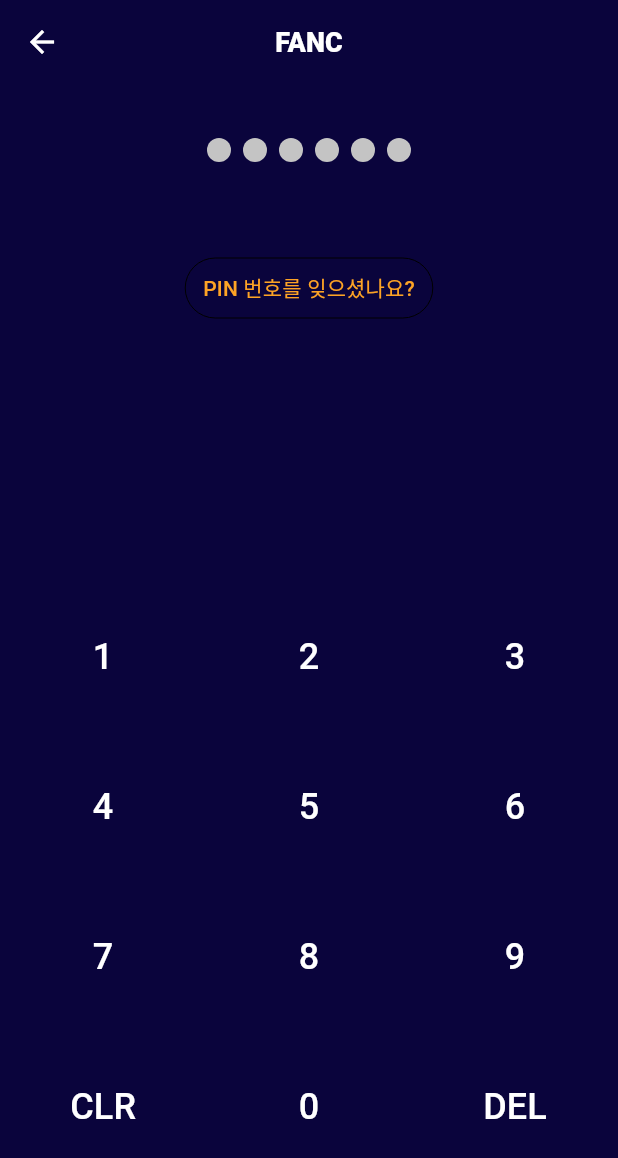
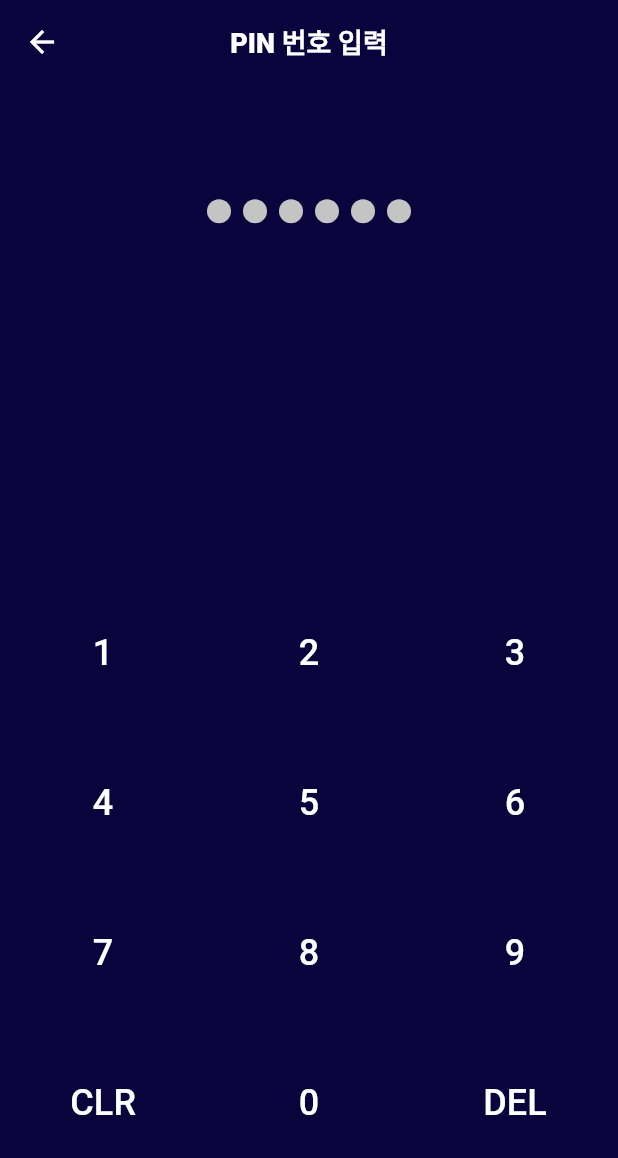
Before and after one commit to sk0x0y/fancplace-wallet_app, a Flutter app: the PinCodeAuthenticationModal widget shown alone on an empty page, opened directly, on a phone screen of 412 x 824 dp. Shown: the top 1158 px of the screen. Run offline on Flutter 3.47's test engine with Material 3 defaults, Android fonts, the phone set to English and light mode, and no system bars; drawn by our look-alikes of pinput; our stand-ins replace carousel_slider, dotted_line, flutter_native_splash, flutter_svg, get_it, go_router and 3 more; missing offline and left inert: mobile_scanner; Roboto replaces fonts that are missing (Pretendard).

Commit message:
improve: [WALLET-306] Modal 사용성 개선

```diff
--- a/lib/components/modal/pin_code_authentication_modal.dart
+++ b/lib/components/modal/pin_code_authentication_modal.dart
@@ -1,14 +1,27 @@
-import 'package:flutter/cupertino.dart';
 import 'package:flutter/material.dart';
 import 'package:pinput/pinput.dart';
-import 'package:wallet_app/components/buildSubmit.dart';
-import 'package:wallet_app/interface/service/router_service.dart';
 import 'package:wallet_app/theme/DefaultLayout.dart';
 
 class PinCodeAuthenticationModal extends StatefulWidget {
+  final Color? leaderColor;
+  final Color? appBarBackgroundColor;
+  final Color? backgroundColor;
+  final Color? keyPadBackgroundColor;
+  final Color? keyPadTextColor;
+  final String title;
+  final Widget? labelWidget;
+  final Widget? hintWidget;
   final Function(String pin)? onCompletedHandler;
   const PinCodeAuthenticationModal({
     super.key,
+    this.leaderColor,
+    this.appBarBackgroundColor,
+    this.backgroundColor,
+    this.keyPadBackgroundColor,
+    this.keyPadTextColor,
+    this.title = 'PIN 번호 입력',
+    this.labelWidget,
+    this.hintWidget,
     this.onCompletedHandler,
   });
 
@@ -24,20 +37,22 @@ class _PinCodeAuthenticationModalState
   @override
   Widget build(BuildContext context) {
     return DefaultLayout(
-      leader: const BackButton(color: Colors.white),
-      customTitleWidget: const Text(
-        'FANC',
-        style: TextStyle(
+      leader: BackButton(color: widget.leaderColor ?? Colors.white),
+      customTitleWidget: Text(
+        widget.title,
+        style: const TextStyle(
           fontWeight: FontWeight.w900,
           fontSize: 18.0,
           color: Colors.white,
         ),
       ),
-      appBarBackgroundColor: const Color(0xFF0A043C),
-      backgroundColor: const Color(0xFF0A043C),
+      appBarBackgroundColor:
+          widget.appBarBackgroundColor ?? const Color(0xFF0A043C),
+      backgroundColor: widget.backgroundColor ?? const Color(0xFF0A043C),
       child: Column(
         mainAxisAlignment: MainAxisAlignment.spaceEvenly,
         children: [
+          widget.labelWidget ?? const SizedBox(),
           _buildPinCodeInput(context),
           const SizedBox(height: 100.0),
           _buildKeyPad(),
@@ -79,15 +94,15 @@ class _PinCodeAuthenticationModalState
         style: ElevatedButton.styleFrom(
           elevation: 0.0,
           minimumSize: const Size.fromHeight(100.0),
-          backgroundColor: Colors.transparent,
+          backgroundColor: widget.backgroundColor ?? Colors.transparent,
           shape: const RoundedRectangleBorder(
             side: BorderSide(color: Colors.transparent, width: 0.0),
           ),
         ),
         child: Text(
           key.toString(),
-          style: const TextStyle(
-            color: Colors.white,
+          style: TextStyle(
+            color: widget.keyPadTextColor ?? Colors.white,
             fontSize: 24.0,
             fontWeight: FontWeight.w500,
           ),
@@ -151,25 +166,7 @@ class _PinCodeAuthenticationModalState
           ),
         ),
         const SizedBox(height: 60.0),
-        TextButton(
-          onPressed: () {},
-          style: ElevatedButton.styleFrom(
-            elevation: 0.0,
-            backgroundColor: Colors.transparent,
-            shape: RoundedRectangleBorder(
-              borderRadius: BorderRadius.circular(50.0),
-              side: const BorderSide(width: 0.0),
-            ),
-          ),
-          child: const Text(
-            'PIN 번호를 잊으셨나요?',
-            style: TextStyle(
-              fontWeight: FontWeight.w500,
-              fontSize: 14.0,
-              color: Color(0xFFFDA325),
-            ),
-          ),
-        )
+        widget.hintWidget ?? const SizedBox(),
       ],
     );
   }
--- a/lib/interface/service/modal_service.dart
+++ b/lib/interface/service/modal_service.dart
@@ -73,11 +73,31 @@ class ModalService {
 
   static void openPinCodeAuthenticationModal(
     BuildContext context, {
+    Color? leaderColor,
+    Color? appBarBackgroundColor,
+    Color? backgroundColor,
+    Color? keyPadBackgroundColor,
+    Color? keyPadTextColor,
+    required String title,
+    Widget? labelWidget,
+    Widget? hintWidget,
     Function(String pin)? onCompletedHandler,
   }) {
     openGeneralDialog(
       context,
-      child: PinCodeAuthenticationModal(onCompletedHandler: onCompletedHandler),
+      child: PinCodeAuthenticationModal(
+        leaderColor: leaderColor,
+        appBarBackgroundColor: appBarBackgroundColor,
+        backgroundColor: backgroundColor,
+        keyPadBackgroundColor: keyPadBackgroundColor,
+        keyPadTextColor: keyPadTextColor,
+        labelWidget: labelWidget,
+        hintWidget: hintWidget,
+        title: title,
+        onCompletedHandler: onCompletedHandler,
+      ),
+    );
+  }
 
   static void openRecoverPrivateKeyModal(BuildContext context) {
     openGeneralDialog(
```
